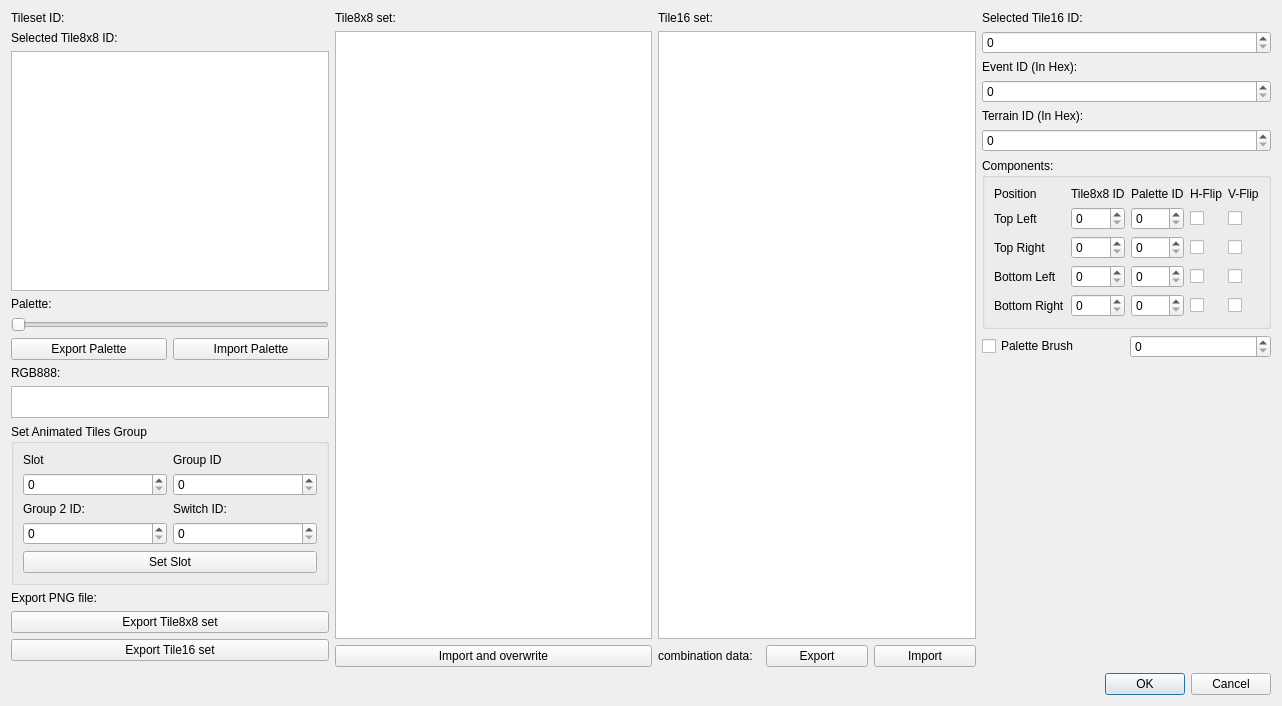
First picture: the form in Dialog/TilesetEditDialog.ui, repository wario-land/WL4Editor, before the edit.
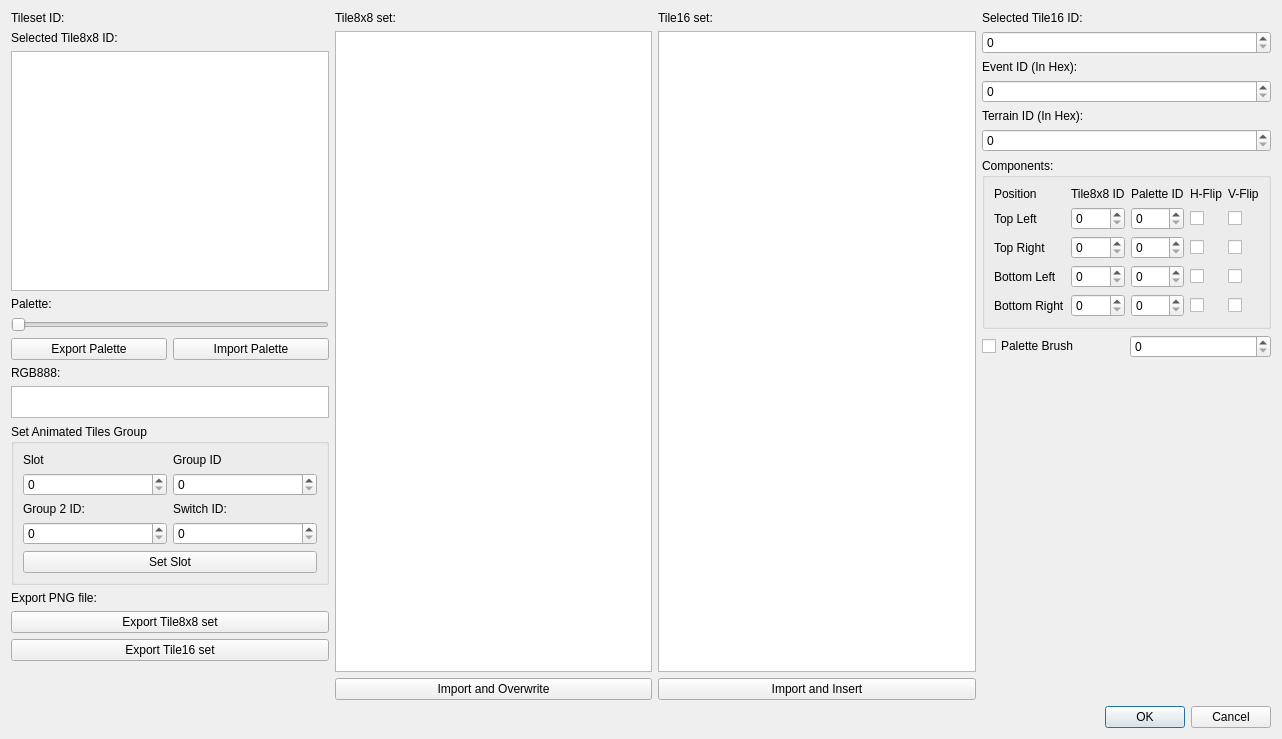
Second picture: the form after the edit. Custom widgets are drawn as their Qt base class.

Patch:
```diff
--- a/Dialog/TilesetEditDialog.ui
+++ b/Dialog/TilesetEditDialog.ui
@@ -7,7 +7,7 @@
     <x>0</x>
     <y>0</y>
     <width>1282</width>
-    <height>706</height>
+    <height>739</height>
    </rect>
   </property>
   <property name="windowTitle">
@@ -272,7 +272,7 @@
          <item>
           <widget class="QPushButton" name="pushButton_ImportTile8x8Graphic">
            <property name="text">
-            <string>Import and overwrite</string>
+            <string>Import and Overwrite</string>
            </property>
           </widget>
          </item>
@@ -301,23 +301,9 @@
           <number>0</number>
          </property>
          <item>
-          <widget class="QLabel" name="label_Tile16Combination">
+          <widget class="QPushButton" name="pushButton_ImportTile16Graphic">
            <property name="text">
-            <string>combination data:</string>
-           </property>
-          </widget>
-         </item>
-         <item>
-          <widget class="QPushButton" name="pushButton_ExportTile16sCombinationData">
-           <property name="text">
-            <string>Export</string>
-           </property>
-          </widget>
-         </item>
-         <item>
-          <widget class="QPushButton" name="pushButton_ImportTile16sCombinationData">
-           <property name="text">
-            <string>Import</string>
+            <string>Import and Insert</string>
            </property>
           </widget>
          </item>
```
